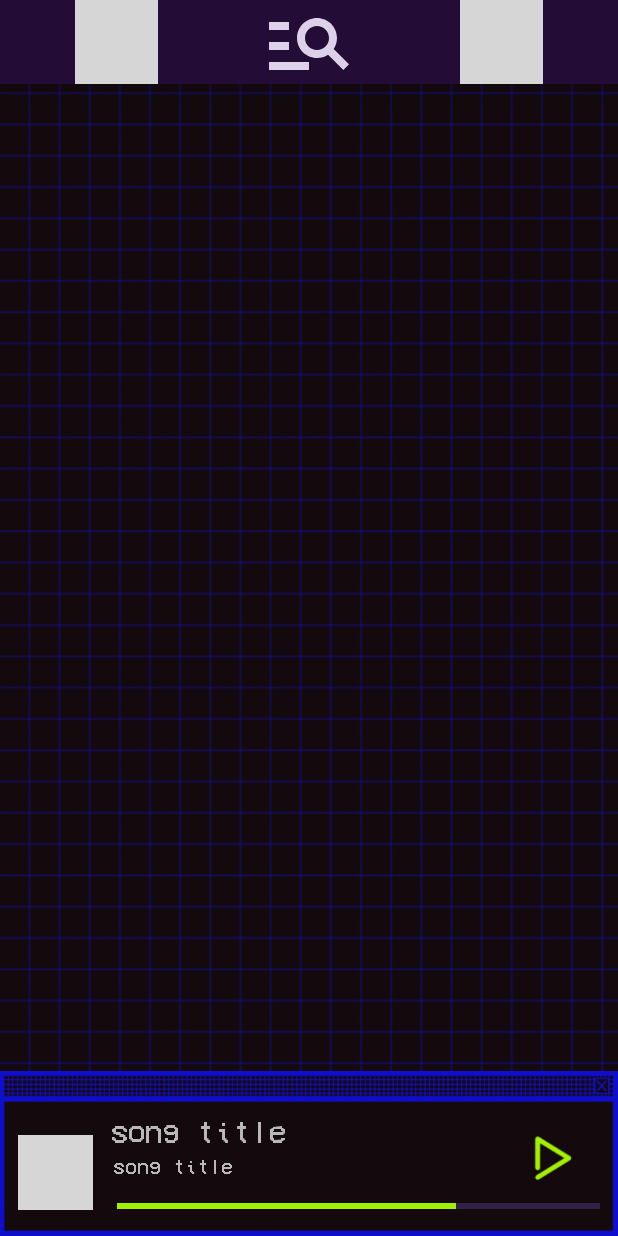
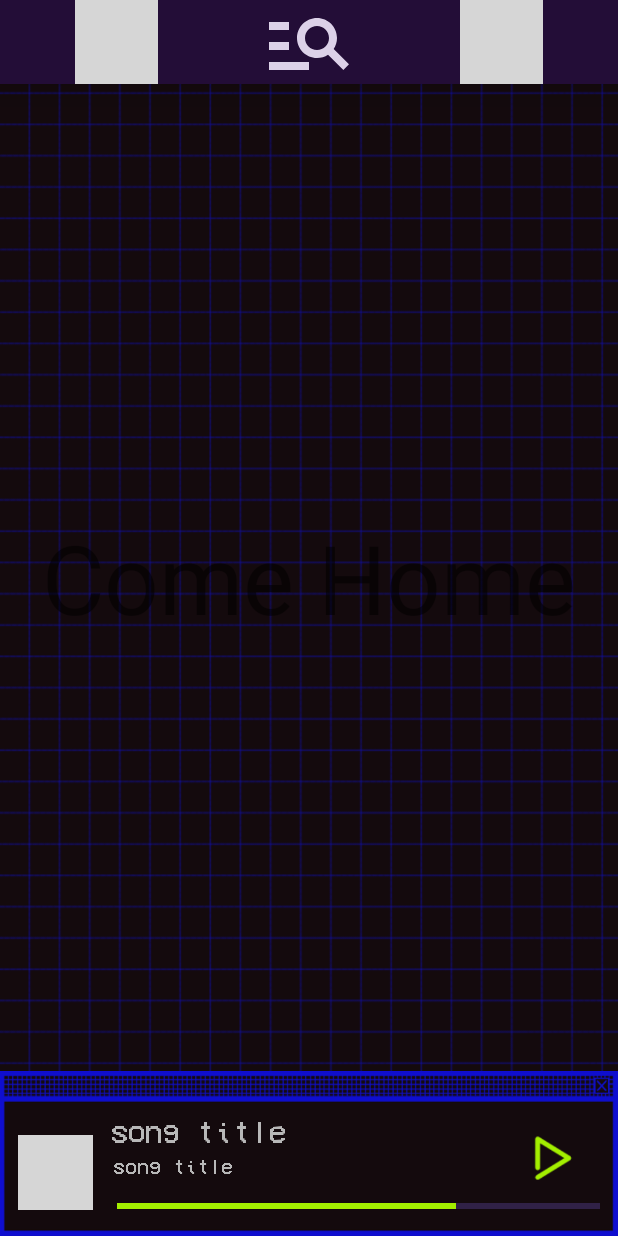
Before and after one commit to Moderina/WhiteNoise, an Android app: the screen it shows after launch (MainActivity), after a tap on an icon or button, on a phone screen of 412 x 824 dp. Run offline under Robolectric (Android 15) with nearby library versions, the phone set to English and light mode, and no system bars; our stand-ins replace Picasso; libraries missing offline, so code that uses them is left out: com.google.android.exoplayer2, com.masoudss.lib; pictures from the network do not load; 3 statements that could not run were skipped; grey boxes are pictures that could not be loaded.

Commit message:
main screen

```diff
--- a/app/src/main/java/com/example/whitenoise/MainActivity.java
+++ b/app/src/main/java/com/example/whitenoise/MainActivity.java
@@ -39,6 +39,7 @@ import android.widget.ImageView;
 import android.widget.ProgressBar;
 import android.widget.TextView;
 import android.widget.Toast;
+import android.widget.ViewFlipper;
 
 import com.google.android.exoplayer2.ExoPlayer;
 import com.google.android.exoplayer2.MediaItem;
@@ -79,6 +80,7 @@ public class MainActivity extends AppCompatActivity {
 
 
     //Fragments
+    MainScreen mainScreenFragment;
     SongListFragment songListFragment;
     PlaylistListFragment playlistListFragment;
 
@@ -89,6 +91,7 @@ public class MainActivity extends AppCompatActivity {
     //music View variables
     TextView playerCloseBtn;
     TextView songTitle;
+    ImageView background1, background2;
     ImageView prevBtn, nextBtn, playPauseBtn, repeatBtn, playlistBtn, musicIcon;
     TextView miniSongTitle, miniArtist;
     ImageView miniNextBtn, miniPlayPauseBtn, miniMusicIcon;
@@ -135,6 +138,8 @@ public class MainActivity extends AppCompatActivity {
         barRightBtn = findViewById(R.id.knuck2);
 
         //big player
+        background1 = findViewById(R.id.background1);
+        background2 = findViewById(R.id.background2);
         playerCloseBtn = findViewById(R.id.backBtn);
         songTitle = findViewById(R.id.song_Title);
         prevBtn = findViewById(R.id.pre);
@@ -161,7 +166,7 @@ public class MainActivity extends AppCompatActivity {
 
         player = new ExoPlayer.Builder(this).build();
 
-        view_manager = new PlayerViewManager(this, player, playerView, miniPlayerView, playerCloseBtn, songTitle, prevBtn, nextBtn, playPauseBtn, repeatBtn, playlistBtn, musicIcon, miniSongTitle, miniArtist, miniNextBtn, miniPlayPauseBtn, miniMusicIcon, seekbar, progressBar, currentTime, durationTime);
+        view_manager = new PlayerViewManager(this, player, playerView, miniPlayerView, background1, background2, playerCloseBtn, songTitle, prevBtn, nextBtn, playPauseBtn, repeatBtn, playlistBtn, musicIcon, miniSongTitle, miniArtist, miniNextBtn, miniPlayPauseBtn, miniMusicIcon, seekbar, progressBar, currentTime, durationTime);
         notificationIntent = new Intent(this, Notification.class);
 
 
@@ -247,6 +252,7 @@ public class MainActivity extends AppCompatActivity {
         searchView.setOnQueryTextFocusChangeListener(new View.OnFocusChangeListener() {
             @Override
             public void onFocusChange(View view, boolean b) {
+                loadSongsView();
                 playerView.setVisibility(View.GONE);
                 searchView.setQueryHint("How you feelin");
                 ImageView i1 = findViewById(R.id.knuck);
@@ -282,7 +288,7 @@ public class MainActivity extends AppCompatActivity {
 
     private void appControls() {
 
-        barLeftBtn.setOnClickListener(view -> {loadSongsView();});
+        barLeftBtn.setOnClickListener(view -> {loadMainView();});
         barRightBtn.setOnClickListener(view -> {loadPlaylistView();});
         OnBackPressedCallback callback = new OnBackPressedCallback(true) {
             @Override
@@ -294,6 +300,19 @@ public class MainActivity extends AppCompatActivity {
             }
         };
         getOnBackPressedDispatcher().addCallback(this, callback);
+    }
+
+    private void loadMainView()
+    {
+        playerView.setVisibility(View.GONE);
+        miniPlayerView.setVisibility(View.VISIBLE);
+        if (mainScreenFragment == null) {
+            mainScreenFragment = new MainScreen();
+        }
+        FragmentManager fragmentManager = getSupportFragmentManager();
+        FragmentTransaction fragmentTransaction = fragmentManager.beginTransaction();
+        fragmentTransaction.replace(R.id.FragmentLayout, mainScreenFragment);
+        fragmentTransaction.commit();
     }
 
     private void loadSongsView() {
--- /dev/null
+++ b/app/src/main/java/com/example/whitenoise/MainScreen.java
@@ -0,0 +1,19 @@
+package com.example.whitenoise;
+
+import android.os.Bundle;
+import android.view.LayoutInflater;
+import android.view.View;
+import android.view.ViewGroup;
+
+import androidx.annotation.NonNull;
+import androidx.annotation.Nullable;
+import androidx.fragment.app.Fragment;
+
+public class MainScreen extends Fragment {
+    @Nullable
+    @Override
+    public View onCreateView(@NonNull LayoutInflater inflater, @Nullable ViewGroup container, @Nullable Bundle savedInstanceState) {
+        View view = inflater.inflate(R.layout.main_screen, container, false);
+        return view;
+    }
+}
--- /dev/null
+++ b/app/src/main/res/layout/main_screen.xml
@@ -0,0 +1,18 @@
+<?xml version="1.0" encoding="utf-8"?>
+<androidx.constraintlayout.widget.ConstraintLayout xmlns:android="http://schemas.android.com/apk/res/android"
+    android:layout_width="match_parent"
+    android:layout_height="match_parent"
+    xmlns:app="http://schemas.android.com/apk/res-auto">
+
+    <TextView
+        android:layout_width="wrap_content"
+        android:layout_height="wrap_content"
+        android:text="Come Home"
+        android:textSize="@dimen/xl"
+        app:layout_constraintStart_toStartOf="parent"
+        app:layout_constraintEnd_toEndOf="parent"
+        app:layout_constraintTop_toTopOf="parent"
+        app:layout_constraintBottom_toBottomOf="parent">
+    </TextView>
+
+</androidx.constraintlayout.widget.ConstraintLayout>
```
Also changed, not shown: app/src/main/java/com/example/whitenoise/PlayerViewManager.java (+26 -1 lines), app/src/main/res/layout/activity_music_player.xml (+19 -2 lines).
